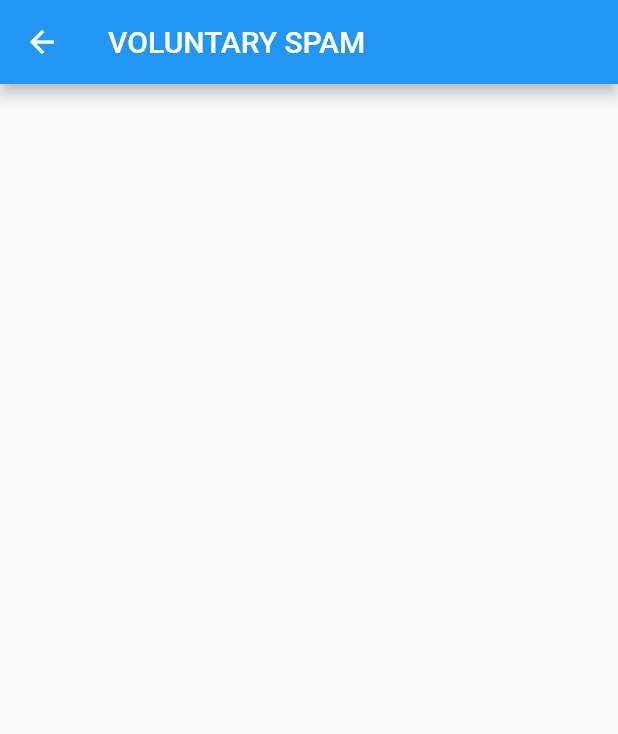
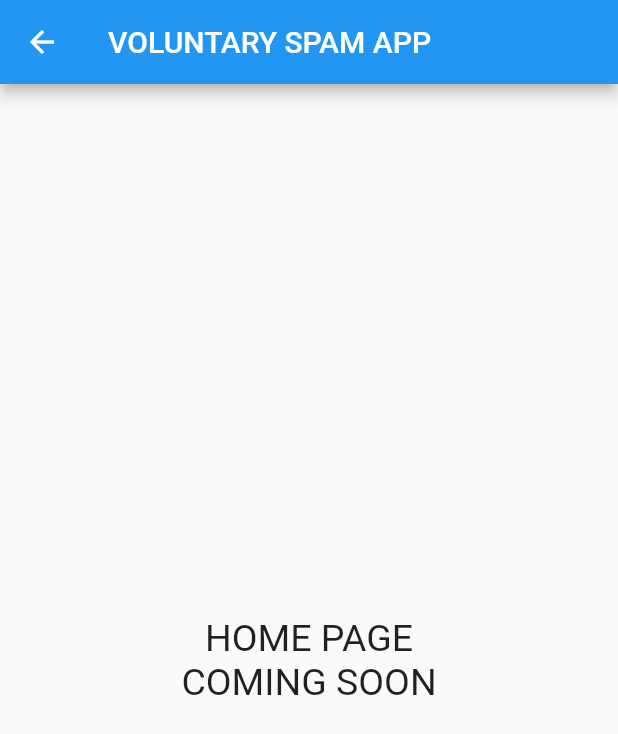
Before and after one commit to Team-Stepping-On-Legos/CS530_Project_Mobile, a Flutter app: the HomeScreen screen opened directly, on a phone screen of 412 x 824 dp. Shown: the top 734 px of the screen. Run offline on Flutter 3.47's test engine with Material 2 defaults, Android fonts, the phone set to English and light mode, and no system bars; our stand-ins replace avatar_glow, firebase_auth, firebase_core, lottie; accounts and stored records are empty; network calls fail; project files that could hold a hidden picture were left out.

Commit message:
Clean up

```diff
--- a/lib/views/home.dart
+++ b/lib/views/home.dart
@@ -8,12 +8,17 @@ class HomeScreen extends StatelessWidget {
   Widget build(BuildContext context) {
     return Scaffold(
       appBar: AppBar(
-        title: const Text('VOLUNTARY SPAM'),
+        title: const Text('VOLUNTARY SPAM APP'),
       ), // This trailing comma makes auto-formatting nicer for build methods.
-      body: Column(
-        children: const [
-
-        ],
+      body: Center(
+        child: Column(
+          mainAxisAlignment: MainAxisAlignment.center,
+          crossAxisAlignment: CrossAxisAlignment.center,
+          children: const [
+            Text('HOME PAGE\nCOMING SOON',style: TextStyle(fontSize: 25),
+            textAlign: TextAlign.center,),
+          ],
+        ),
       ),
     );
   }
```
Also changed, not shown: lib/views/get_started.dart (+13 -13 lines), lib/views/splash.dart (+14 -12 lines).
